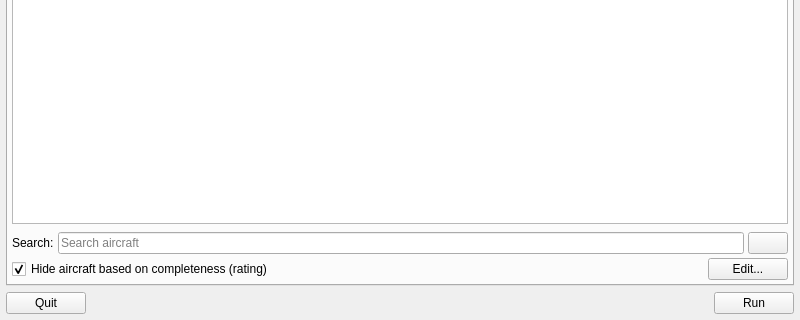
FlightGear/flightgear, file src/GUI/Launcher.ui: the form before one commit; both pictures show x 0 to 800 and y 480 to 800 of the 800 by 800 pixel window.
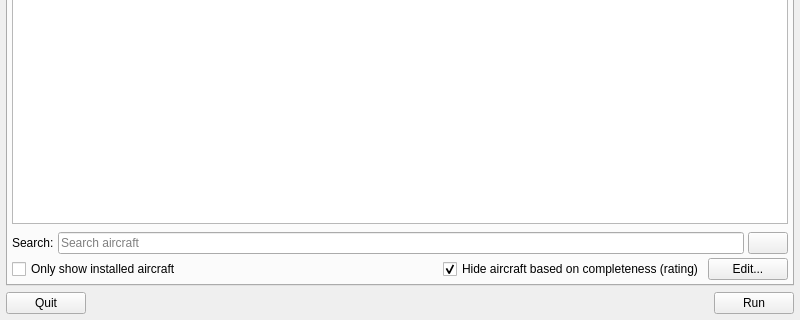
The form after the commit. Custom widgets are drawn as their Qt base class.

Commit message:
‘only show installed checkbox’ for Qt launcher
- will be replaced when I think of a prettier UI, but this
  feature is important to have for now.

```diff
--- a/src/GUI/Launcher.ui
+++ b/src/GUI/Launcher.ui
@@ -186,6 +186,26 @@
        </item>
        <item>
         <layout class="QHBoxLayout" name="horizontalLayout_5">
+         <item>
+          <widget class="QCheckBox" name="onlyShowInstalledCheck">
+           <property name="text">
+            <string>Only show installed aircraft</string>
+           </property>
+          </widget>
+         </item>
+         <item>
+          <spacer name="horizontalSpacer_3">
+           <property name="orientation">
+            <enum>Qt::Horizontal</enum>
+           </property>
+           <property name="sizeHint" stdset="0">
+            <size>
+             <width>40</width>
+             <height>20</height>
+            </size>
+           </property>
+          </spacer>
+         </item>
          <item>
           <widget class="QCheckBox" name="ratingsFilterCheck">
            <property name="sizePolicy">
```
The commit also changes 2 other files.
